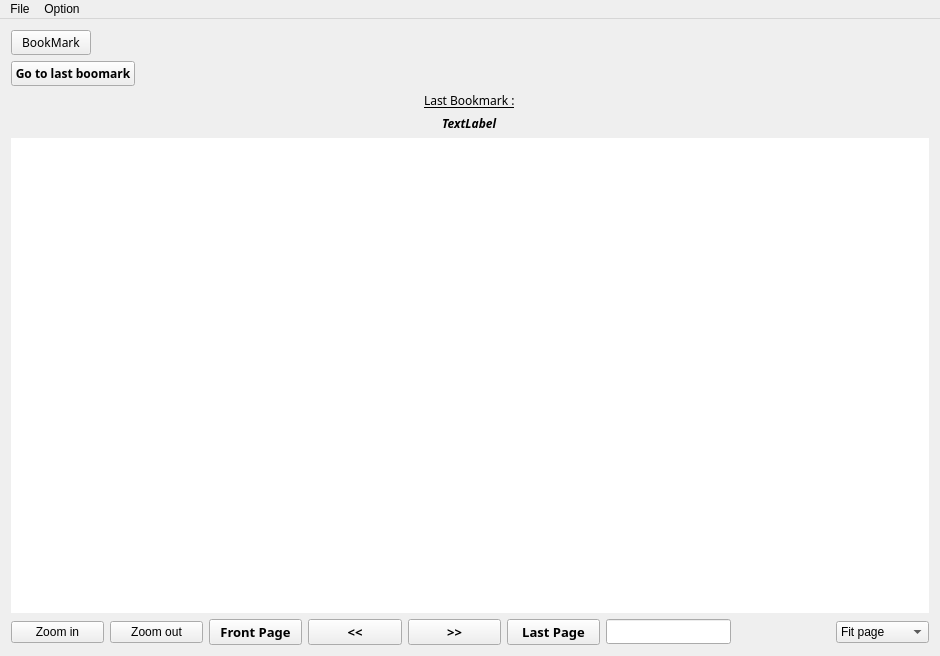
Before: the Qt Designer form ComicBookReader/mainwindow.ui in agathebeucher/IN204, drawn with Qt 5.
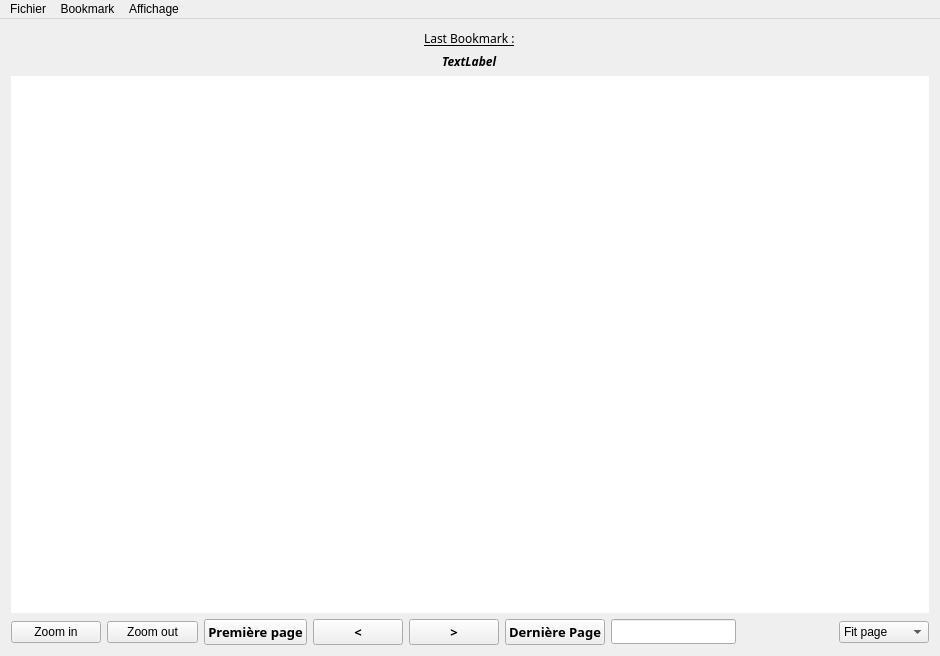
After: the same form once the commit is applied.

What changed in the file:
```diff
--- a/ComicBookReader/mainwindow.ui
+++ b/ComicBookReader/mainwindow.ui
@@ -33,52 +33,6 @@
     </size>
    </property>
    <layout class="QVBoxLayout" name="verticalLayout">
-    <item>
-     <widget class="QPushButton" name="Bookmark">
-      <property name="sizePolicy">
-       <sizepolicy hsizetype="Fixed" vsizetype="Fixed">
-        <horstretch>0</horstretch>
-        <verstretch>0</verstretch>
-       </sizepolicy>
-      </property>
-      <property name="font">
-       <font>
-        <family>Montserrat</family>
-       </font>
-      </property>
-      <property name="layoutDirection">
-       <enum>Qt::LeftToRight</enum>
-      </property>
-      <property name="text">
-       <string>BookMark</string>
-      </property>
-      <property name="iconSize">
-       <size>
-        <width>20</width>
-        <height>20</height>
-       </size>
-      </property>
-     </widget>
-    </item>
-    <item>
-     <widget class="QPushButton" name="Gotobookmark">
-      <property name="sizePolicy">
-       <sizepolicy hsizetype="Fixed" vsizetype="Fixed">
-        <horstretch>0</horstretch>
-        <verstretch>0</verstretch>
-       </sizepolicy>
-      </property>
-      <property name="font">
-       <font>
-        <family>Montserrat</family>
-        <bold>true</bold>
-       </font>
-      </property>
-      <property name="text">
-       <string>Go to last boomark</string>
-      </property>
-     </widget>
-    </item>
     <item alignment="Qt::AlignHCenter">
      <widget class="QLabel" name="Last_Bookmark">
       <property name="sizePolicy">
@@ -151,7 +105,7 @@
        <property name="geometry">
         <rect>
          <x>453</x>
-         <y>119</y>
+         <y>134</y>
          <width>16</width>
          <height>16</height>
         </rect>
@@ -241,7 +195,7 @@
            </font>
           </property>
           <property name="text">
-           <string>Front Page</string>
+           <string>Première page</string>
           </property>
          </widget>
         </item>
@@ -264,7 +218,7 @@
            <string/>
           </property>
           <property name="text">
-           <string>&lt;&lt;</string>
+           <string>&lt;</string>
           </property>
          </widget>
         </item>
@@ -284,7 +238,7 @@
            </font>
           </property>
           <property name="text">
-           <string>&gt;&gt;</string>
+           <string>&gt;</string>
           </property>
          </widget>
         </item>
@@ -304,7 +258,7 @@
            </font>
           </property>
           <property name="text">
-           <string>Last Page</string>
+           <string>Dernière Page</string>
           </property>
          </widget>
         </item>
@@ -385,7 +339,7 @@
    </property>
    <widget class="QMenu" name="menuFile">
     <property name="title">
-     <string>File</string>
+     <string>Fichier</string>
     </property>
     <addaction name="actionOpen"/>
     <addaction name="actionCombine"/>
@@ -394,28 +348,23 @@
     <addaction name="separator"/>
     <addaction name="actionClose"/>
    </widget>
-   <widget class="QMenu" name="menuOption">
+   <widget class="QMenu" name="menuAffichage">
     <property name="title">
-     <string>Option</string>
+     <string>Affichage</string>
     </property>
-    <widget class="QMenu" name="menuDisplay_Mode">
-     <property name="title">
-      <string>Page Mode</string>
-     </property>
-     <widget class="QMenu" name="menuDouble_page">
-      <property name="title">
-       <string>Double page</string>
-      </property>
-      <addaction name="actionCover_page"/>
-      <addaction name="actionNo_cover_page"/>
-     </widget>
-     <addaction name="actionSingle_Page"/>
-     <addaction name="menuDouble_page"/>
-    </widget>
-    <addaction name="menuDisplay_Mode"/>
+    <addaction name="actionSimplePage"/>
+    <addaction name="actionDoublePage"/>
+   </widget>
+   <widget class="QMenu" name="menuBookmark">
+    <property name="title">
+     <string>Bookmark</string>
+    </property>
+    <addaction name="actionBookmark"/>
+    <addaction name="actionGotobookmark"/>
    </widget>
    <addaction name="menuFile"/>
-   <addaction name="menuOption"/>
+   <addaction name="menuBookmark"/>
+   <addaction name="menuAffichage"/>
   </widget>
   <action name="actionOpen">
    <property name="text">
```
Left out of the diff: 29 changed lines with no effect on the pictures.
